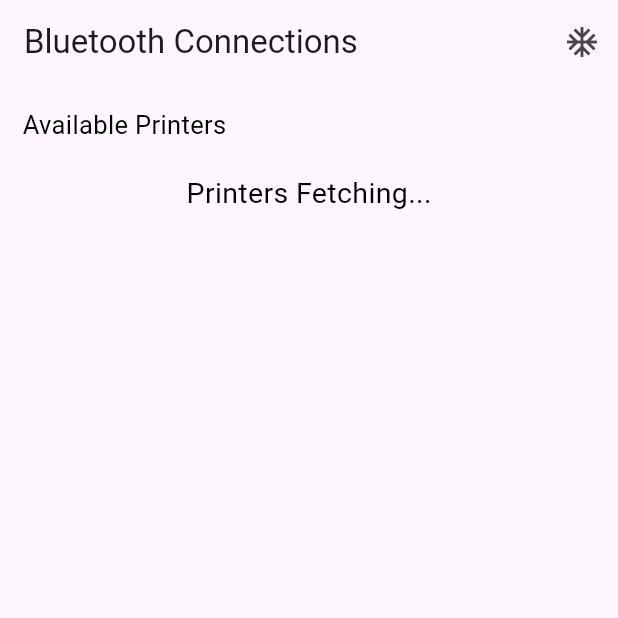
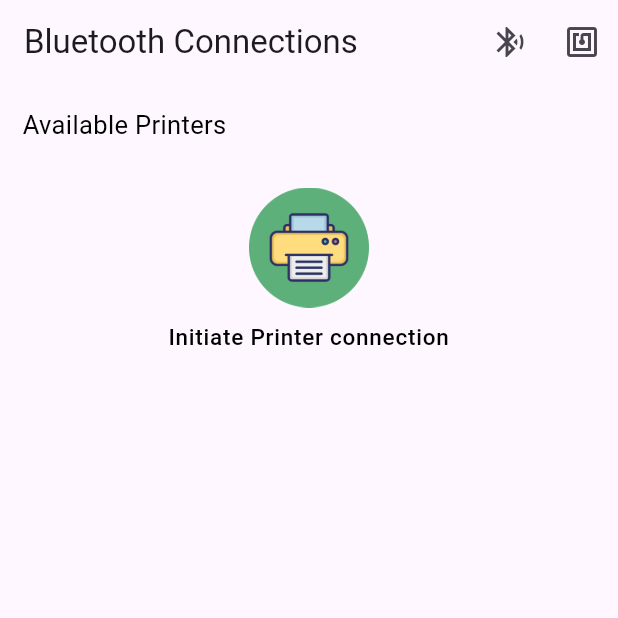
Before and after one commit to faseehdstme/print_demo_zebra, a Flutter app: the screen it shows after launch, on a phone screen of 412 x 824 dp, the top half of it. Run offline on Flutter 3.47's test engine with Material 3 defaults, Android fonts, the phone set to English and light mode, and no system bars; our stand-ins replace flutter_bloc, fpdart, get_it, permission_handler, qr_flutter, sqflite; missing offline and left inert: nfc_manager; accounts and stored records are empty.

Commit message:
nfc connection added

```diff
--- a/lib/core/constants/app_constants.dart
+++ b/lib/core/constants/app_constants.dart
@@ -4,6 +4,8 @@ class AppConstants {
   static const MethodChannel channel =
       MethodChannel('com.example.print_demo_zebra/zebra');
   static const String APP_NAME = 'Barcode Duplicating';
+  static const String nfcImage = "assets/nfc.png";
+  static const String printerInit = "assets/printer_init.png";
   //db
   static const String dbName = 'licencing.db';
   static const int dbVersion = 1;
--- /dev/null
+++ b/lib/core/utils/message_box.dart
@@ -0,0 +1,44 @@
+import 'package:flutter/material.dart';
+import 'package:print_demo_zebra/core/color_pellete/app_pellette.dart';
+import 'package:print_demo_zebra/core/utils/widgets/app_text.dart';
+
+import '../../../../../core/constants/app_constants.dart';
+
+class MessageBox extends StatelessWidget {
+  final String asset;
+  final String message;
+  const MessageBox(
+      {super.key,
+        required this.asset,
+        required this.message});
+
+  @override
+  Widget build(BuildContext context) {
+    return Center(
+      child: Padding(
+        padding: const EdgeInsets.all(10.0),
+        child: Column(
+          mainAxisAlignment: MainAxisAlignment.center,
+          crossAxisAlignment: CrossAxisAlignment.center,
+          spacing: 10,
+          children: [
+            Image.asset(
+              asset,
+              width: 80,
+              height: 80,
+              fit: BoxFit.contain,
+            ),
+            AppText(
+              bodyText: message,
+              maxLines: 3,
+              bodyStyle: Theme.of(context).textTheme.labelMedium!,
+              textColor:ColorPellete.lightBlackColor,
+              textSize: 15,
+              textAlign: TextAlign.center,
+            ),
+          ],
+        ),
+      ),
+    );
+  }
+}
--- a/lib/features/connection/presentation/bloc/connection_event.dart
+++ b/lib/features/connection/presentation/bloc/connection_event.dart
@@ -9,4 +9,6 @@ class ConnectPrinter extends ConnectionEvent {
   final String macId;
   ConnectPrinter(this.macId);
 }
+class GetNfcPrinter extends ConnectionEvent{}
 class GetLoadedState extends ConnectionEvent {}
+class GetInitialState extends ConnectionEvent{}
--- a/lib/features/connection/presentation/bloc/connection_state.dart
+++ b/lib/features/connection/presentation/bloc/connection_state.dart
@@ -23,3 +23,9 @@ class PrinterConnectionError extends ConnectionBlocState {
   final String message;
   PrinterConnectionError(this.message);
 }
+
+class NfcConnectionInitial extends ConnectionBlocState{}
+class NfcConnectionError extends ConnectionBlocState{
+  final String message;
+  NfcConnectionError({required this.message});
+}
--- a/lib/features/connection/presentation/view/connection_screen.dart
+++ b/lib/features/connection/presentation/view/connection_screen.dart
@@ -1,6 +1,8 @@
 import 'package:flutter/material.dart';
 import 'package:flutter_bloc/flutter_bloc.dart';
 import 'package:print_demo_zebra/core/color_pellete/app_pellette.dart';
+import 'package:print_demo_zebra/core/constants/app_constants.dart';
+import 'package:print_demo_zebra/core/utils/message_box.dart';
 import 'package:print_demo_zebra/core/utils/widgets/show_snack.dart';
 import 'package:print_demo_zebra/features/connection/presentation/bloc/connection_bloc.dart';
 
@@ -31,13 +33,20 @@ class _ConnectionScreenState extends State<ConnectionScreen> {
         title: const Text('Bluetooth Connections'),
         actions: [
           IconButton(
-            icon: Icon(Icons.ac_unit),
+            icon: Icon(Icons.bluetooth_audio_sharp),
             onPressed: () {
               WidgetsBinding.instance.addPostFrameCallback((_) {
                 context.read<ConnectionBloc>().add(GetBluetoothPrinters());
               });
             },
-          )
+          ),
+          IconButton(
+              onPressed: () {
+                WidgetsBinding.instance.addPostFrameCallback((_) {
+                  context.read<ConnectionBloc>().add(GetNfcPrinter());
+                });
+              },
+              icon: Icon(Icons.nfc_outlined))
         ],
       ),
       body: Container(
@@ -109,12 +118,13 @@ class _ConnectionScreenState extends State<ConnectionScreen> {
                   );
                 } else if (connectionState is ConnectionInitial) {
                   return Center(
-                    child: AppText(
-                      bodyText: "Printers Fetching...",
-                      bodyStyle: Theme.of(context).textTheme.bodyMedium!,
-                      maxLines: 3,
-                      textSize: 19,
-                    ),
+                    child: MessageBox(asset: AppConstants.printerInit, message: "Initiate Printer connection"),
+                  );
+                } else if (connectionState is NfcConnectionInitial) {
+                  return Center(
+                    child: MessageBox(
+                        asset: AppConstants.nfcImage,
+                        message: "Please tap NFC Tag "),
                   );
                 } else {
                   return Center(child: Loader());
@@ -127,9 +137,13 @@ class _ConnectionScreenState extends State<ConnectionScreen> {
                           builder: (context) => PrinterScreen(
                                 macId: state.connectedPrinter,
                               )));
-                  // showAppSnackBar(context, 'Printed successfully');
-                  // context.read<ConnectionBloc>().add(GetLoadedState());
+                  Future.delayed(Duration(seconds: 3),(){
+                    context.read<ConnectionBloc>().add(GetInitialState());
+                  });
                 } else if (state is PrinterConnectionError) {
+                  showAppSnackBar(context, state.message);
+                  context.read<ConnectionBloc>().add(GetLoadedState());
+                } else if (state is NfcConnectionError) {
                   showAppSnackBar(context, state.message);
                   context.read<ConnectionBloc>().add(GetLoadedState());
                 }
--- a/pubspec.yaml
+++ b/pubspec.yaml
@@ -43,6 +43,9 @@ dependencies:
   path_provider:
   qr_flutter:
   image:
+  http:
+  nfc_manager:
+
 
 dev_dependencies:
   flutter_test:
```
Also changed, not shown: lib/features/connection/presentation/bloc/connection_bloc.dart (+40 -1 lines), assets/nfc.png (added), assets/printer_init.png (added), pubspec.lock, 4 other files.
